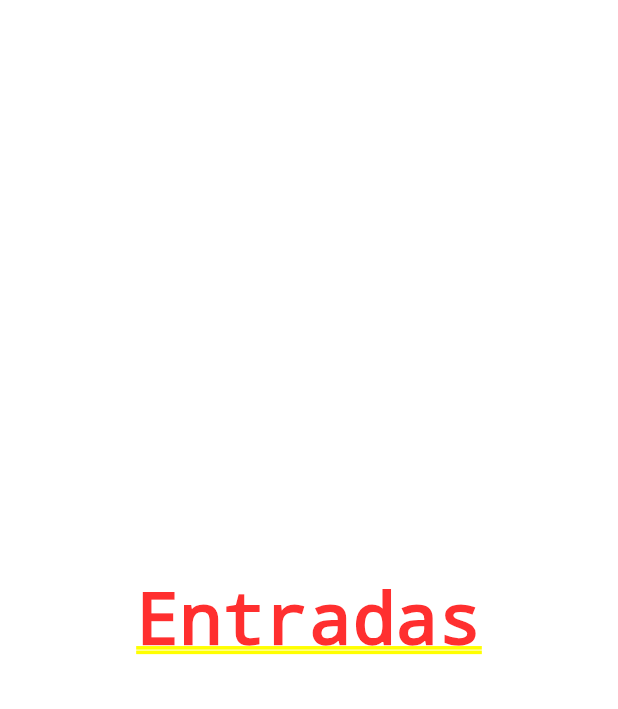
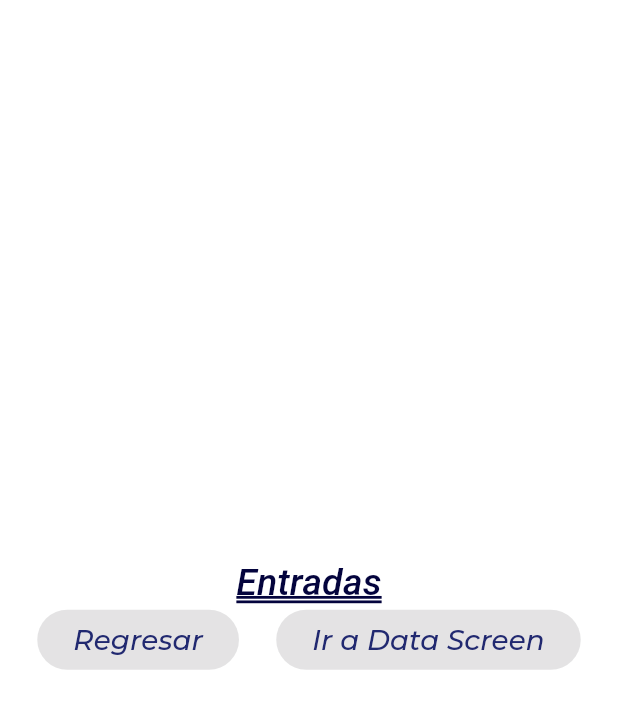
Before and after one commit to gnievap/componentes_flutter5c, a Flutter app: the screen it shows after launch, after a tap on "Entradas", on a phone screen of 412 x 824 dp. Shown: the top 709 px of the screen. Run offline on Flutter 3.47's test engine with Material 3 defaults, Android fonts, the phone set to English and light mode, and no system bars; our stand-ins replace google_fonts; Roboto replaces fonts that are missing (Acme).

Commit message:
Initial widgets on Inputs Screen

```diff
--- /dev/null
+++ b/lib/screens/data_screen.dart
@@ -0,0 +1,12 @@
+import 'package:flutter/material.dart';
+
+class DataScreen extends StatelessWidget {
+  const DataScreen({super.key});
+
+  @override
+  Widget build(BuildContext context) {
+    return const Center(
+      child: Text('Data Screen'),
+    );
+  }
+}
--- a/lib/screens/inputs_screen.dart
+++ b/lib/screens/inputs_screen.dart
@@ -1,4 +1,5 @@
 import 'package:flutter/material.dart';
+import 'package:practica3_5c24/theme/app_theme.dart';
 
 class InputsScreen extends StatefulWidget {
   const InputsScreen({super.key});
@@ -10,8 +11,33 @@
 class _InputsScreenState extends State<InputsScreen> {
   @override
   Widget build(BuildContext context) {
-    return const Center(
-      child: Text('Entradas'),
+    return Column(
+      mainAxisAlignment: MainAxisAlignment.center,
+      children: [
+        Text(
+          'Entradas',
+          style: AppTheme.lightTheme.textTheme.headlineLarge,
+        ),
+        Row(
+          mainAxisAlignment: MainAxisAlignment.spaceEvenly,
+          children: [
+            ElevatedButton(
+              onPressed: null,
+              child: Text(
+                'Regresar',
+                style: AppTheme.lightTheme.textTheme.bodySmall,
+              ),
+            ),
+            ElevatedButton(
+              onPressed: null,
+              child: Text(
+                'Ir a Data Screen',
+                style: AppTheme.lightTheme.textTheme.bodySmall,
+              ),
+            ),
+          ],
+        ),
+      ],
     );
   }
 }
```
